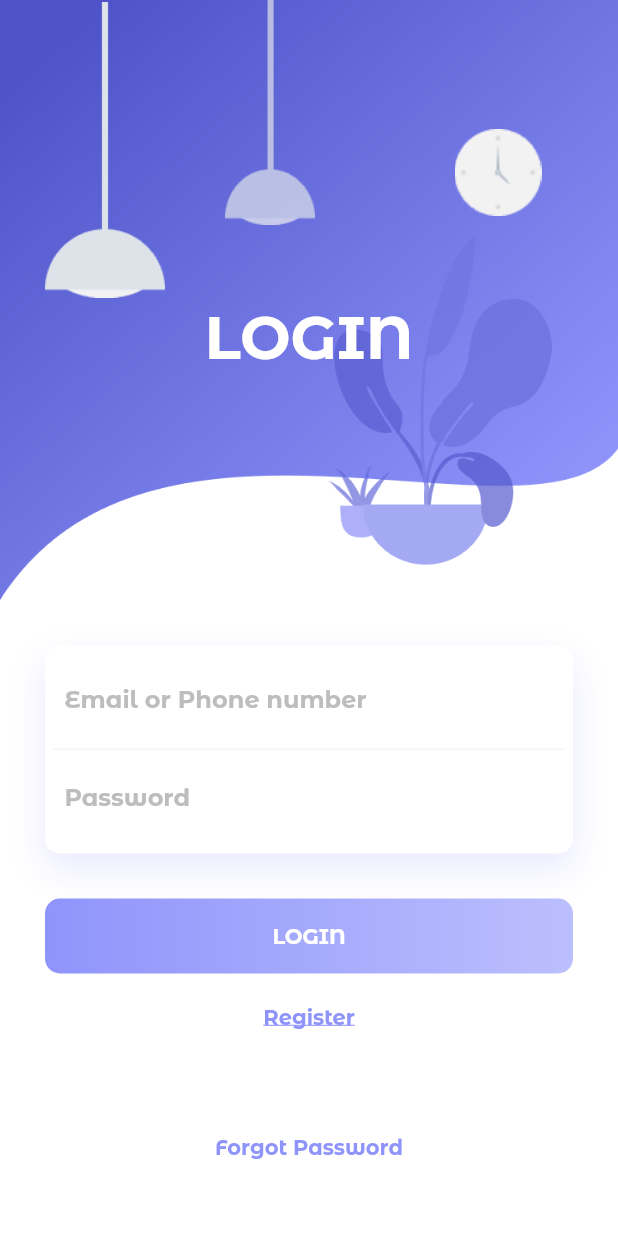
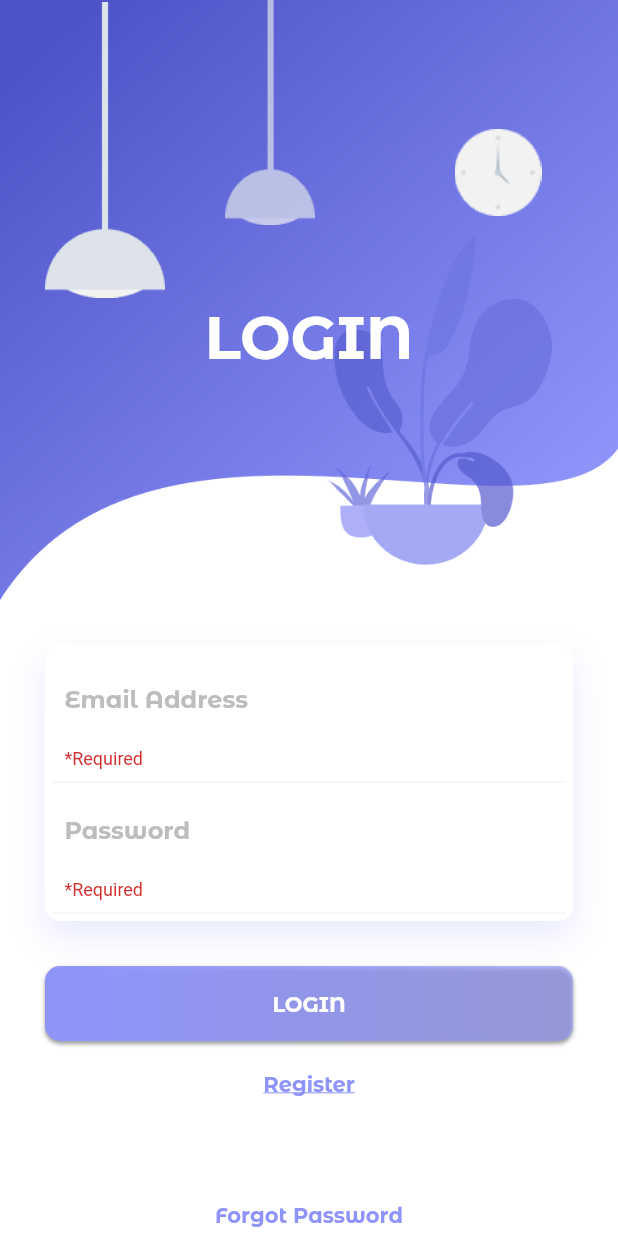
Before and after one commit to renalazy/el_travel, a Flutter app: the LoginPage screen opened directly, after a tap on "LOGIN", on a phone screen of 412 x 824 dp. Run offline on Flutter 3.47's test engine with Material 2 defaults, Android fonts, the phone set to English and light mode, and no system bars; our stand-ins replace flutter_spinkit, simple_animations; missing offline and left inert: sk_onboarding_screen; project files that could hold a hidden picture were left out.

Commit message:
Login Input Validation Added

```diff
--- a/lib/loginScreen.dart
+++ b/lib/loginScreen.dart
@@ -1,10 +1,11 @@
 import 'package:eltravel/Animation/FadeAnimation.dart';
+import 'package:eltravel/RaisedGradientButton.dart';
 import 'package:eltravel/forgotPasswordScreen.dart';
 import 'package:eltravel/homeScreen.dart';
 import 'package:eltravel/registerScreen.dart';
 import 'package:flutter/material.dart';
 import 'package:flutter/services.dart';
-import 'package:eltravel/CustomDialog.dart';
+import 'package:eltravel/CustomTextField.dart';
 
 void main() {
   WidgetsFlutterBinding.ensureInitialized();
@@ -35,6 +36,55 @@ class LoginPage extends StatefulWidget {
 }
 
 class _LoginPageState extends State<LoginPage> {
+  final GlobalKey<FormState> _formKey = GlobalKey<FormState>();
+  bool _autoValidate = false;
+  String _email;
+  String _password;
+
+  String emailValidator(String value) {
+    Pattern pattern =
+        r'^(([^<>()[\]\\.,;:\s@\"]+(\.[^<>()[\]\\.,;:\s@\"]+)*)|(\".+\"))@((\[[0-9]{1,3}\.[0-9]{1,3}\.[0-9]{1,3}\.[0-9]{1,3}\])|(([a-zA-Z\-0-9]+\.)+[a-zA-Z]{2,}))$';
+    RegExp regex = new RegExp(pattern);
+    if (value.isEmpty) return '*Required';
+    if (!regex.hasMatch(value))
+      return '*Enter a valid email';
+    else
+      return null;
+  }
+
+  Widget filledButton(String text, void function()) {
+    return RaisedGradientButton(
+      child: Center(
+        child: Text(
+          "LOGIN",
+          style: TextStyle(
+              fontFamily: 'MontserratAlternates',
+              color: Colors.white,
+              fontWeight: FontWeight.bold),
+        ),
+      ),
+      gradient: LinearGradient(colors: [
+        Color.fromRGBO(143, 148, 251, 1),
+        Color.fromRGBO(143, 148, 251, .6),
+      ]),
+      onPressed: () {
+        function();
+      },
+    );
+  }
+
+  void _validateLoginInput() {
+    final FormState form = _formKey.currentState;
+    if (_formKey.currentState.validate()) {
+      form.save();
+      Navigator.pushReplacementNamed(context, '/homescreen');
+    } else {
+      setState(() {
+        _autoValidate = true;
+      });
+    }
+  }
+
   @override
   Widget build(BuildContext context) {
     return Scaffold(
@@ -125,68 +175,38 @@ class _LoginPageState extends State<LoginPage> {
                                     blurRadius: 20.0,
                                     offset: Offset(0, 10))
                               ]),
+                          child: Form(
+                            key: _formKey,
+                            autovalidate: _autoValidate,
                             child: Column(
-                              children: <Widget>[
-                                Container(
-                                  padding: EdgeInsets.all(8.0),
-                                  decoration: BoxDecoration(
-                                      border: Border(
-                                          bottom: BorderSide(
-                                              color: Colors.grey[100]))),
-                                  child: TextField(
-                                    decoration: InputDecoration(
-                                        border: InputBorder.none,
-                                        hintText: "Email or Phone number",
-                                        hintStyle: TextStyle(
-                                            fontFamily: 'MontserratAlternates',
-                                            color: Colors.grey[400])),
-                                    keyboardType: TextInputType.emailAddress,
+                              children: [
+                                CustomTextField(
+                                  onSaved: (input) {
+                                    _email = input;
+                                  },
+                                  validator: emailValidator,
+                                  hint: "Email Address",
+                                ),
+                                CustomTextField(
+                                  obsecure: true,
+                                  onSaved: (input) => _password = input,
+                                  validator: (input) =>
+                                      input.isEmpty ? "*Required" : null,
+                                  hint: "Password",
+                                ),
+                              ],
                             ),
                           ),
-                                Container(
-                                  padding: EdgeInsets.all(8.0),
-                                  child: TextField(
-                                    decoration: InputDecoration(
-                                        border: InputBorder.none,
-                                        hintText: "Password",
-                                        hintStyle: TextStyle(
-                                            fontFamily: 'MontserratAlternates',
-                                            color: Colors.grey[400])),
-                                    obscureText: true,
                         ),
-                                )
-                              ],
                       ),
-                          )),
                       SizedBox(
                         height: 30,
                       ),
                       FadeAnimation(
                           2,
-                          GestureDetector(
-                            onTap: () {
-                              Navigator.pushReplacementNamed(
-                                  context, '/homescreen');
-                            },
-                            child: Container(
-                              height: 50,
-                              decoration: BoxDecoration(
-                                  borderRadius: BorderRadius.circular(10),
-                                  gradient: LinearGradient(colors: [
-                                    Color.fromRGBO(143, 148, 251, 1),
-                                    Color.fromRGBO(143, 148, 251, .6),
-                                  ])),
-                              child: Center(
-                                child: Text(
-                                  "LOGIN",
-                                  style: TextStyle(
-                                      fontFamily: 'MontserratAlternates',
-                                      color: Colors.white,
-                                      fontWeight: FontWeight.bold),
-                                ),
-                              ),
-                            ),
-                          )),
+                          filledButton("LOGIN", () {
+                            _validateLoginInput();
+                          })),
                       SizedBox(
                         height: 20,
                       ),
@@ -194,8 +214,7 @@ class _LoginPageState extends State<LoginPage> {
                           1.5,
                           GestureDetector(
                             onTap: () {
-                              Navigator.pushNamed(
-                                  context, '/registerscreen');
+                              Navigator.pushNamed(context, '/registerscreen');
                             },
                             child: Text(
                               "Register",
```
Lines whose indentation alone changed are shown as unchanged.
